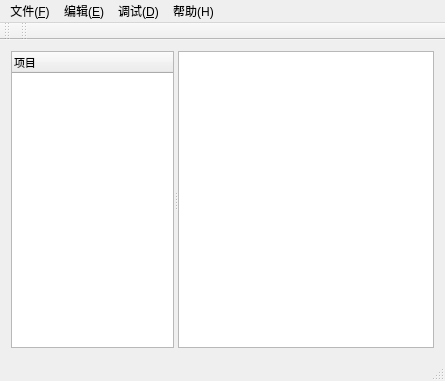
First picture: the form in mainwindow.ui, repository fdsafsadfdsag8/DevIDE, before the edit.
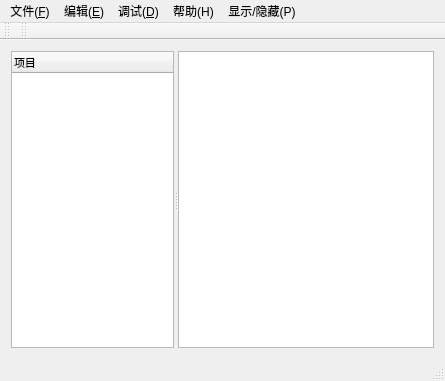
Second picture: the form after the edit. Custom widgets are drawn as their Qt base class.

Commit message: 0912新增查找和隐藏注释

The edit to the form file:
```diff
--- a/mainwindow.ui
+++ b/mainwindow.ui
@@ -139,10 +139,18 @@
     <addaction name="action_Run"/>
     <addaction name="action_Compile"/>
    </widget>
+   <widget class="QMenu" name="menu_P">
+    <property name="title">
+     <string>显示/隐藏(P)</string>
+    </property>
+    <addaction name="action_visible"/>
+    <addaction name="action_unvisible"/>
+   </widget>
    <addaction name="menu_F"/>
    <addaction name="menu_E"/>
    <addaction name="menu_D"/>
    <addaction name="menu_H"/>
+   <addaction name="menu_P"/>
   </widget>
   <widget class="QToolBar" name="mainToolBar">
    <attribute name="toolBarArea">
```
Left out of the diff: 10 changed lines with no effect on the pictures. The commit also changes 6 other files.
